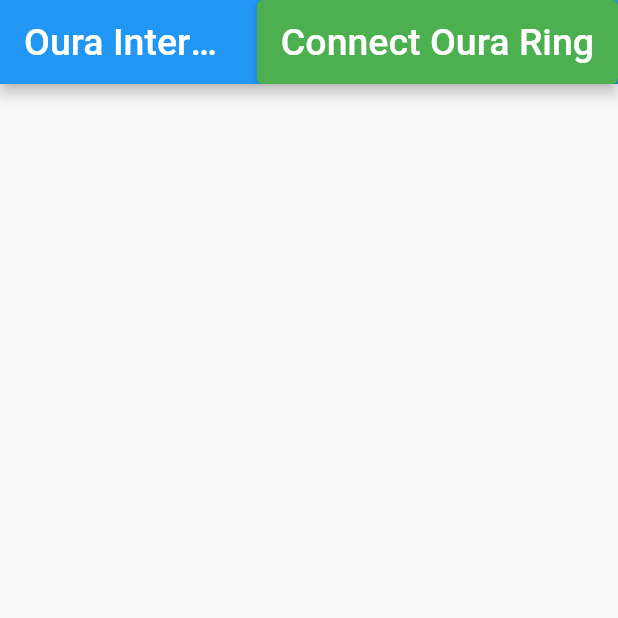
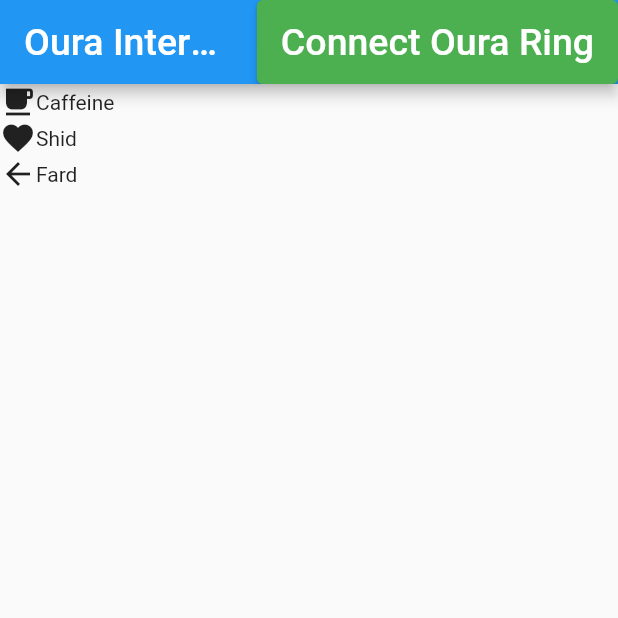
Before and after one commit to amino-health/oura-intervention, a Flutter app: the screen it shows after launch, on a phone screen of 412 x 824 dp, the top half of it. Run offline on Flutter 3.47's test engine with Material 2 defaults, Android fonts, the phone set to English and light mode, and no system bars; missing offline and left inert: dart:html.

```diff
--- /dev/null
+++ b/lib/InterventionsList.dart
@@ -0,0 +1,70 @@
+import 'package:flutter/foundation.dart';
+import 'package:flutter/material.dart';
+import 'package:flutter/widgets.dart';
+
+class Intervention {
+  final String name;
+  final String description;
+  final IconData icon;
+
+  Intervention({
+    required this.name,
+    required this.description,
+    required this.icon,
+  });
+}
+
+class SupplementIntervention extends Intervention {
+  final String dose;
+
+  SupplementIntervention(
+    this.dose, {
+    required String name,
+    required String description,
+    required IconData icon,
+  }) : super(
+          name: name,
+          description: description,
+          icon: icon,
+        );
+}
+
+class Instance<T extends Intervention> {
+  final T intervention;
+  final DateTime time;
+
+  Instance(this.intervention, this.time);
+}
+
+class InterventionListItem extends StatelessWidget {
+  final Intervention item;
+
+  const InterventionListItem({Key? key, required this.item}) : super(key: key);
+
+  @override
+  Widget build(BuildContext context) {
+    return Row(
+      children: [
+        Icon(item.icon),
+        Text(item.name),
+      ],
+    );
+  }
+}
+
+class InterventionList extends StatelessWidget {
+  const InterventionList({Key? key, required this.interventions})
+      : super(key: key);
+  final List<Intervention> interventions;
+  @override
+  Widget build(BuildContext context) {
+    return ListView.builder(
+      itemBuilder: (context, index) {
+        return InterventionListItem(
+          item: interventions[index],
+        );
+      },
+      itemCount: interventions.length,
+    );
+  }
+}
--- a/lib/main.dart
+++ b/lib/main.dart
@@ -3,6 +3,9 @@ import 'package:flutter/material.dart';
 import 'package:http/http.dart' as http;
 // ignore: avoid_web_libraries_in_flutter
 import 'dart:html' as html;
+
+import 'package:ouraintervention/DetailedInterventions.dart';
+import 'package:ouraintervention/InterventionsList.dart';
 
 const clientId = 'Q4EDXKDK2244IHFU';
 const clientSecret = 'VYOANLDLNJ473P6W7YAA2FRB6C4KRBXX';
@@ -100,6 +103,20 @@ class _MyHomePageState extends State<MyHomePage> {
   @override
   Widget build(BuildContext context) {
     return Scaffold(
+      body: InterventionList(interventions: [
+        Intervention(
+            name: "Caffeine",
+            description: "Stimulant and also pooping",
+            icon: Icons.free_breakfast),
+        Intervention(
+            name: "Shid",
+            description: "excretion of mass",
+            icon: Icons.favorite),
+        Intervention(
+            name: "Fard",
+            description: "excretion of gas",
+            icon: Icons.arrow_back),
+      ]),
       appBar: AppBar(
           title: Text(
             widget.title,
```
Also changed, not shown: lib/DetailedInterventions.dart (added, +31 -0 lines), pubspec.lock.
